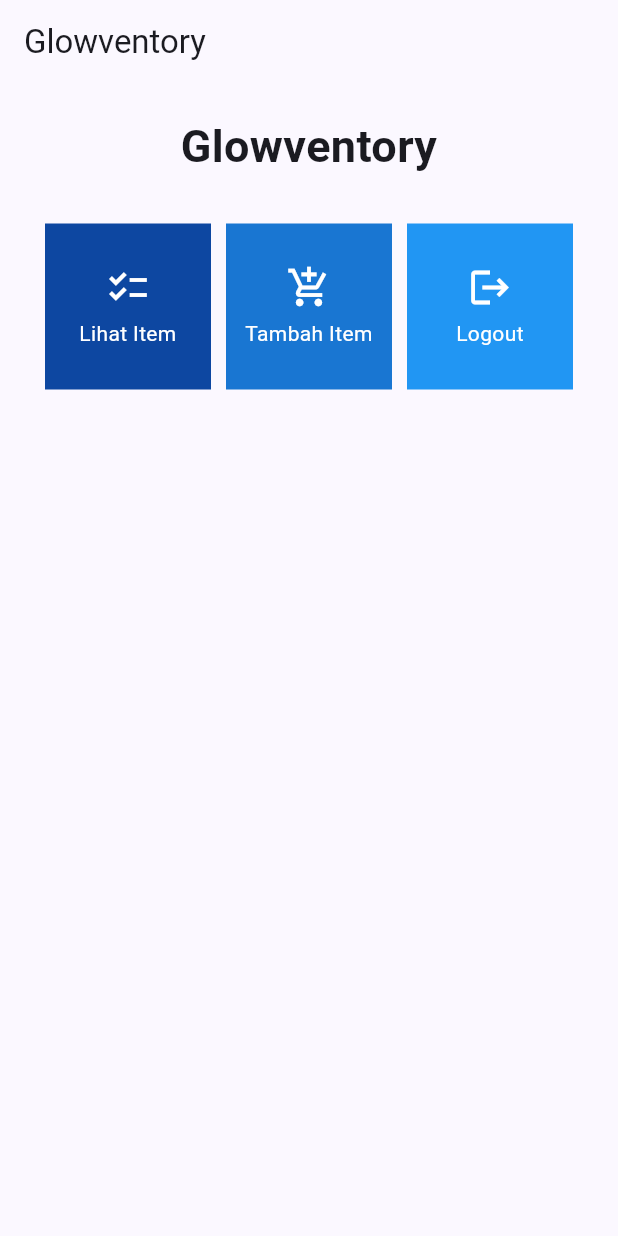
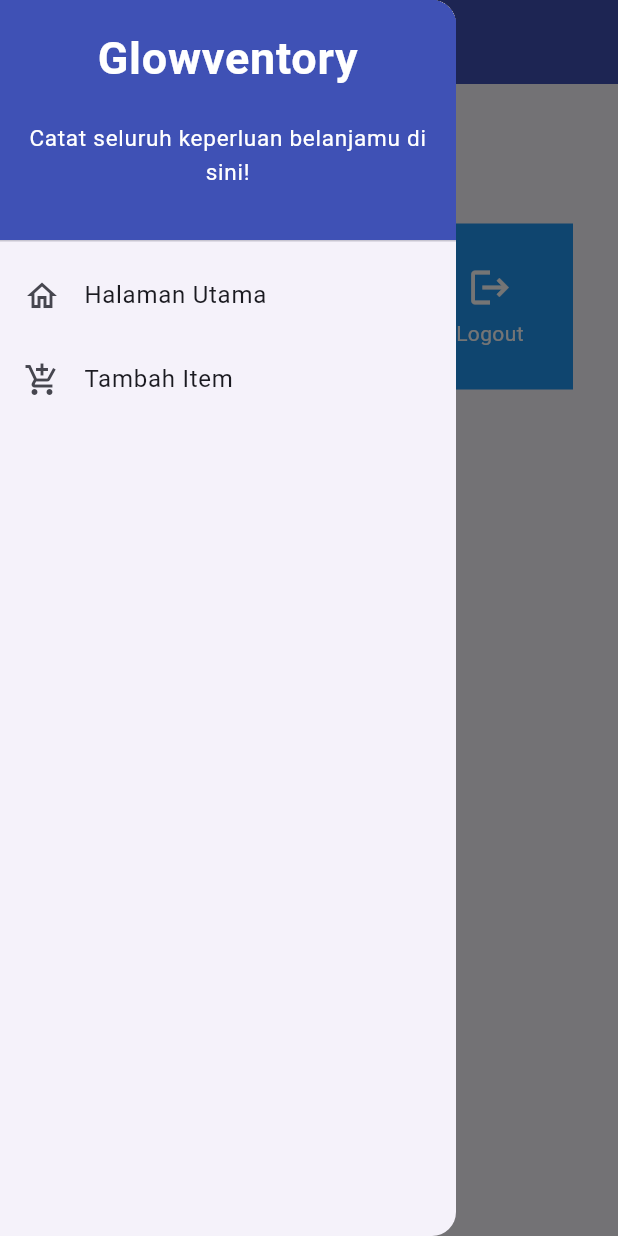
Before and after one commit to nabilazainina/glowventory-mobile, a Flutter app: the screen it shows after launch, with the side drawer open (before the commit the screen has no drawer), on a phone screen of 412 x 824 dp. Run offline on Flutter 3.47's test engine with Material 2 defaults, Android fonts, the phone set to English and light mode, and no system bars.

Commit message:
Menyelesaikan tugas 8

```diff
--- a/lib/main.dart
+++ b/lib/main.dart
@@ -1,5 +1,5 @@
 import 'package:flutter/material.dart';
-import 'package:glowventory/menu.dart';
+import 'package:glowventory/screens/menu.dart';
 
 void main() {
   runApp(const MyApp());
--- a/lib/menu.dart
+++ b/lib/screens/menu.dart
@@ -1,4 +1,8 @@
 import 'package:flutter/material.dart';
+// TODO: Impor halaman ShopFormPage jika sudah dibuat
+import 'package:glowventory/widgets/left_drawer.dart';
+import 'package:glowventory/screens/glowv_form.dart';
+import 'package:glowventory/widgets/shop_card.dart';
 
 class MyHomePage extends StatelessWidget {
   MyHomePage({Key? key}) : super(key: key);
@@ -16,7 +20,11 @@ class MyHomePage extends StatelessWidget {
         title: const Text(
           'Glowventory',
         ),
+        backgroundColor: Colors.indigo,
+        foregroundColor: Colors.white,
       ),
+      drawer: const LeftDrawer(),
+
       body: SingleChildScrollView(
         child: Padding(
           padding: const EdgeInsets.all(10.0),
@@ -52,13 +60,13 @@ class MyHomePage extends StatelessWidget {
   }
 }
 
-class ShopItem {
-  final String name;
-  final IconData icon;
-  final Color color;
+// class ShopItem {
+//   final String name;
+//   final IconData icon;
+//   final Color color;
 
-  ShopItem(this.name, this.icon, this.color);
-}
+//   ShopItem(this.name, this.icon, this.color);
+// }
 
 class ShopCard extends StatelessWidget {
   final ShopItem item;
@@ -75,6 +83,12 @@ class ShopCard extends StatelessWidget {
             ..hideCurrentSnackBar()
             ..showSnackBar(SnackBar(
                 content: Text("Kamu telah menekan tombol ${item.name}!")));
+
+            // Navigate ke route yang sesuai (tergantung jenis tombol)
+            if (item.name == "Tambah Item") {
+              Navigator.push(context,
+                  MaterialPageRoute(builder: (context) => const ShopFormPage()));
+            }
         },
         child: Container(
           padding: const EdgeInsets.all(8),
--- /dev/null
+++ b/lib/widgets/left_drawer.dart
@@ -0,0 +1,73 @@
+import 'package:flutter/material.dart';
+import 'package:glowventory/screens/glowv_form.dart';
+import 'package:glowventory/screens/menu.dart';
+
+class LeftDrawer extends StatelessWidget {
+  const LeftDrawer({super.key});
+
+  @override
+  Widget build(BuildContext context) {
+    return Drawer(
+      child: ListView(
+        children: [
+        const DrawerHeader(
+          decoration: BoxDecoration(
+            color: Colors.indigo,
+          ),
+          child: Column(
+            children: [
+              Text(
+                'Glowventory',
+                textAlign: TextAlign.center,
+                style: TextStyle(
+                  fontSize: 30,
+                  fontWeight: FontWeight.bold,
+                  color: Colors.white,
+                ),
+              ),
+              Padding(padding: EdgeInsets.all(10)),
+              Text("Catat seluruh keperluan belanjamu di sini!",
+                  // TODO: Tambahkan gaya teks dengan center alignment, font ukuran 15, warna putih, dan weight biasa
+                  textAlign: TextAlign.center,
+                  style: TextStyle(
+                    fontSize: 15,
+                    fontWeight: FontWeight.normal,
+                    color: Colors.white,
+                  ),
+                  ),
+            ],
+          ),
+        ),
+          ListTile(
+            leading: const Icon(Icons.home_outlined),
+            title: const Text('Halaman Utama'),
+            // Bagian redirection ke MyHomePage
+            onTap: () {
+              Navigator.pushReplacement(
+                  context,
+                  MaterialPageRoute(
+                    builder: (context) => MyHomePage(),
+                  ));
+            },
+          ),
+          ListTile(
+            leading: const Icon(Icons.add_shopping_cart),
+            title: const Text('Tambah Item'),
+            // Bagian redirection ke ShopFormPage
+            onTap: () {
+              /*
+              TODO: Buatlah routing ke ShopFormPage di sini,
+              setelah halaman ShopFormPage sudah dibuat.
+              */
+              Navigator.pushReplacement(
+                  context,
+                  MaterialPageRoute(
+                    builder: (context) => ShopFormPage(),
+                  ));
+            },
+          ),
+        ],
+      ),
+    );
+  }
+}
--- /dev/null
+++ b/lib/widgets/shop_card.dart
@@ -0,0 +1,10 @@
+import 'package:flutter/material.dart';
+import 'package:glowventory/screens/glowv_form.dart';
+
+class ShopItem {
+  final String name;
+  final IconData icon;
+  final Color color;
+
+  ShopItem(this.name, this.icon, this.color);
+}
```
Also changed, not shown: lib/screens/glowv_form.dart (added, +227 -0 lines), 1 other file.
